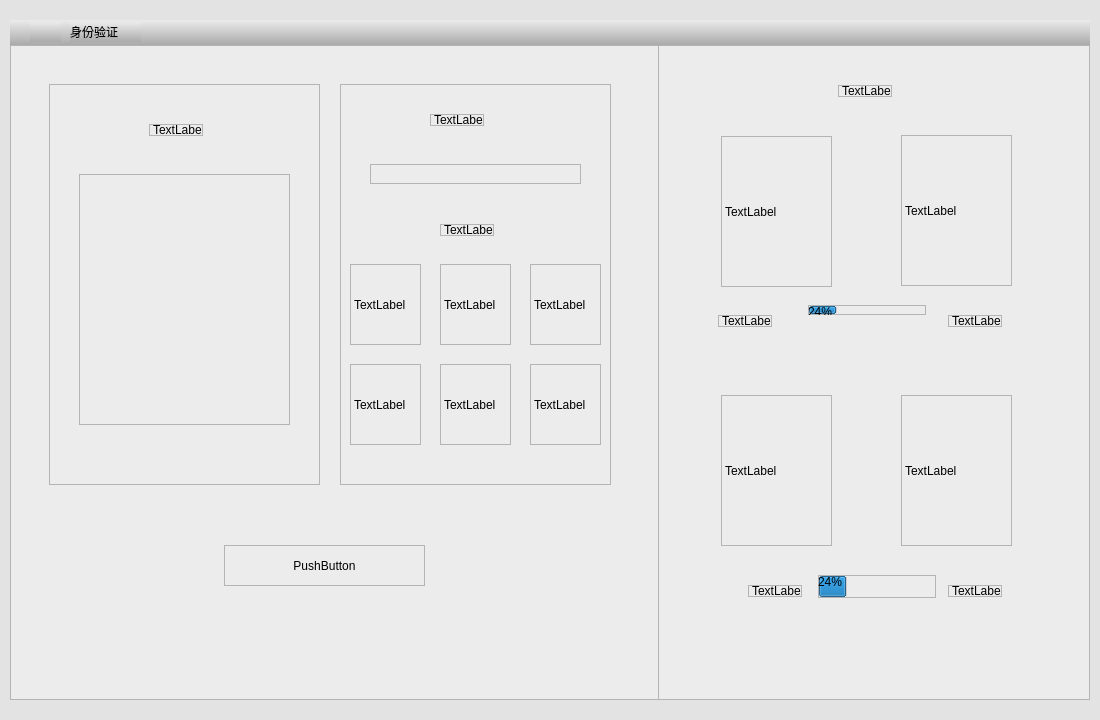
Qt form UIModule/faceidentitydiscern.ui (zhangjianscc/ZMClient) before a commit.
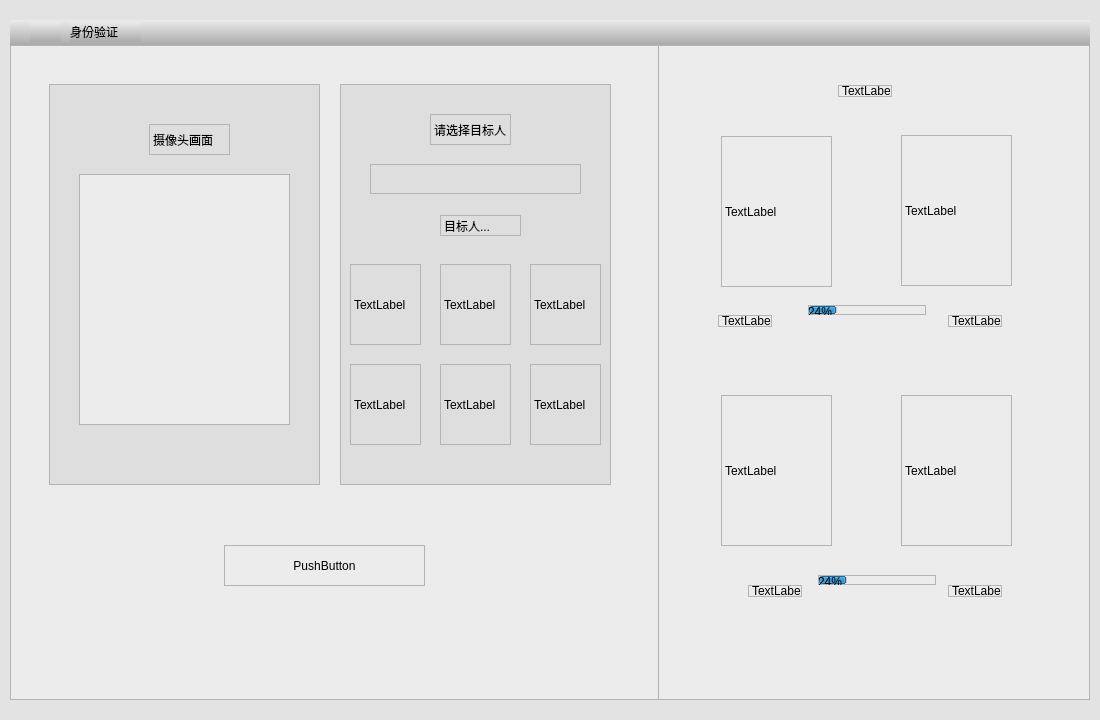
The same form after that commit. Icons and pictures are not drawn.

```diff
--- a/UIModule/faceidentitydiscern.ui
+++ b/UIModule/faceidentitydiscern.ui
@@ -133,6 +133,9 @@
            <height>655</height>
           </rect>
          </property>
+         <property name="styleSheet">
+          <string notr="true">background-color:rgb(236,236,236)</string>
+         </property>
          <widget class="QWidget" name="widget_6" native="true">
           <property name="geometry">
            <rect>
@@ -142,17 +145,22 @@
             <height>401</height>
            </rect>
           </property>
+          <property name="styleSheet">
+           <string notr="true">border:1px solid rgb(180,180,180);
+border-redius:5px;
+background-color:rgb(222,222,222)</string>
+          </property>
           <widget class="QLabel" name="label_3">
            <property name="geometry">
             <rect>
              <x>100</x>
              <y>40</y>
-             <width>54</width>
-             <height>12</height>
+             <width>81</width>
+             <height>31</height>
             </rect>
            </property>
            <property name="text">
-            <string>TextLabel</string>
+            <string>摄像头画面</string>
            </property>
           </widget>
           <widget class="QLabel" name="label_4">
@@ -164,6 +172,9 @@
              <height>251</height>
             </rect>
            </property>
+           <property name="styleSheet">
+            <string notr="true">background-color:rgb(236,236,236)</string>
+           </property>
            <property name="text">
             <string/>
            </property>
@@ -178,17 +189,22 @@
             <height>401</height>
            </rect>
           </property>
+          <property name="styleSheet">
+           <string notr="true">border:1px solid rgb(180,180,180);
+border-redius:5px;
+background-color:rgb(222,222,222)</string>
+          </property>
           <widget class="QLabel" name="label_5">
            <property name="geometry">
             <rect>
              <x>90</x>
              <y>30</y>
-             <width>54</width>
-             <height>12</height>
+             <width>81</width>
+             <height>31</height>
             </rect>
            </property>
            <property name="text">
-            <string>TextLabel</string>
+            <string>请选择目标人</string>
            </property>
           </widget>
           <widget class="QLineEdit" name="lineEdit">
@@ -197,7 +213,7 @@
              <x>30</x>
              <y>80</y>
              <width>211</width>
-             <height>20</height>
+             <height>30</height>
             </rect>
            </property>
           </widget>
@@ -205,13 +221,13 @@
            <property name="geometry">
             <rect>
              <x>100</x>
-             <y>140</y>
-             <width>54</width>
-             <height>12</height>
+             <y>131</y>
+             <width>81</width>
+             <height>21</height>
             </rect>
            </property>
            <property name="text">
-            <string>TextLabel</string>
+            <string>目标人...</string>
            </property>
           </widget>
           <widget class="QLabel" name="label_7">
@@ -316,6 +332,9 @@
            <height>655</height>
           </rect>
          </property>
+         <property name="styleSheet">
+          <string notr="true">background-color:rgb(236,236,236)</string>
+         </property>
          <widget class="QLabel" name="label_13">
           <property name="geometry">
            <rect>
@@ -452,7 +471,7 @@
             <x>160</x>
             <y>530</y>
             <width>118</width>
-            <height>23</height>
+            <height>10</height>
            </rect>
           </property>
           <property name="value">
```
